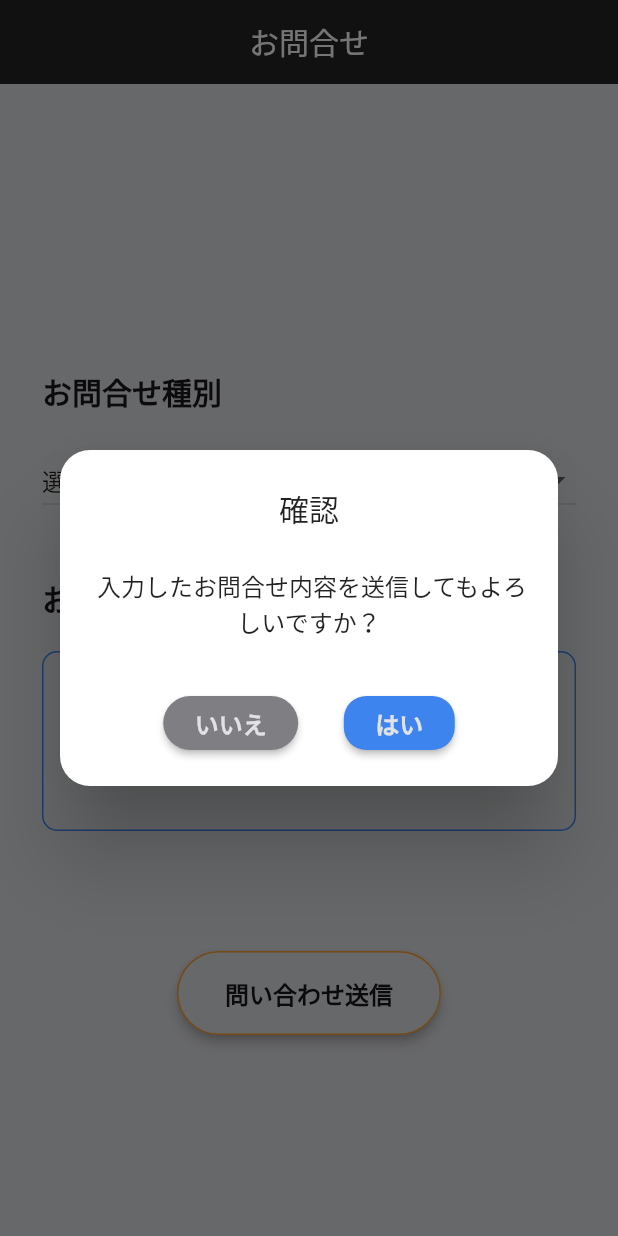
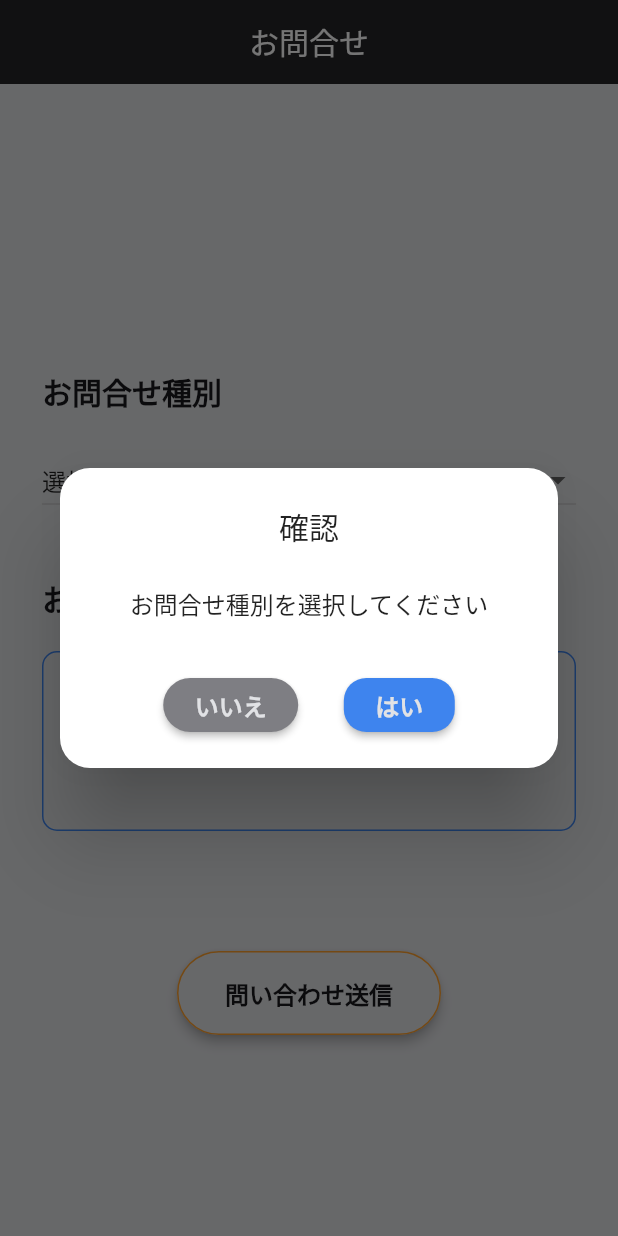
Before and after one commit to kurogoma-flutter/Qtank-mobile, a Flutter app: the InquiryPage screen opened by its route, after a tap on "問い合わせ送信", on a phone screen of 412 x 824 dp. Run offline on Flutter 3.47's test engine with Material 2 defaults, Android fonts, the phone set to English and light mode, and no system bars; our stand-ins replace cloud_firestore, firebase_core, flutter_riverpod, go_router, logger; accounts and stored records are empty; generated files the repository leaves out were written again.

Commit message:
inquiryのアクションにバリデーション追加

```diff
--- a/lib/presentation/pages/legal/inquiry_page.dart
+++ b/lib/presentation/pages/legal/inquiry_page.dart
@@ -111,6 +111,28 @@ class InquiryPage extends ConsumerWidget {
                       alignment: Alignment.center,
                       child: OutlinedButton(
                         onPressed: () async {
+                          // 種別未選択の場合
+                          if (viewModel.inquiryType == '選択してください') {
+                            showDialog(
+                              context: context,
+                              builder: (context) => const ConfirmationDialog(
+                                dialogMessage: 'お問合せ種別を選択してください',
+                              ),
+                            );
+                            return;
+                          }
+
+                          // 問い合わせ内容未入力の場合
+                          if (viewModel.inquiryContent.isEmpty) {
+                            showDialog(
+                              context: context,
+                              builder: (context) => const ConfirmationDialog(
+                                dialogMessage: 'お問合せ内容を入力してください',
+                              ),
+                            );
+                            return;
+                          }
+
                           var dialogResult = await showDialog<bool>(
                             context: context,
                             builder: (_) {
@@ -134,8 +156,10 @@ class InquiryPage extends ConsumerWidget {
                             backgroundColor: QTankColor.white),
                         child: const Padding(
                           padding: EdgeInsets.all(16),
-                          child: Text('問い合わせ送信',
-                              style: QTankTextStyle.miniTitleBlack),
+                          child: Text(
+                            '問い合わせ送信',
+                            style: QTankTextStyle.miniTitleBlack,
+                          ),
                         ),
                       ),
                     ),
```
